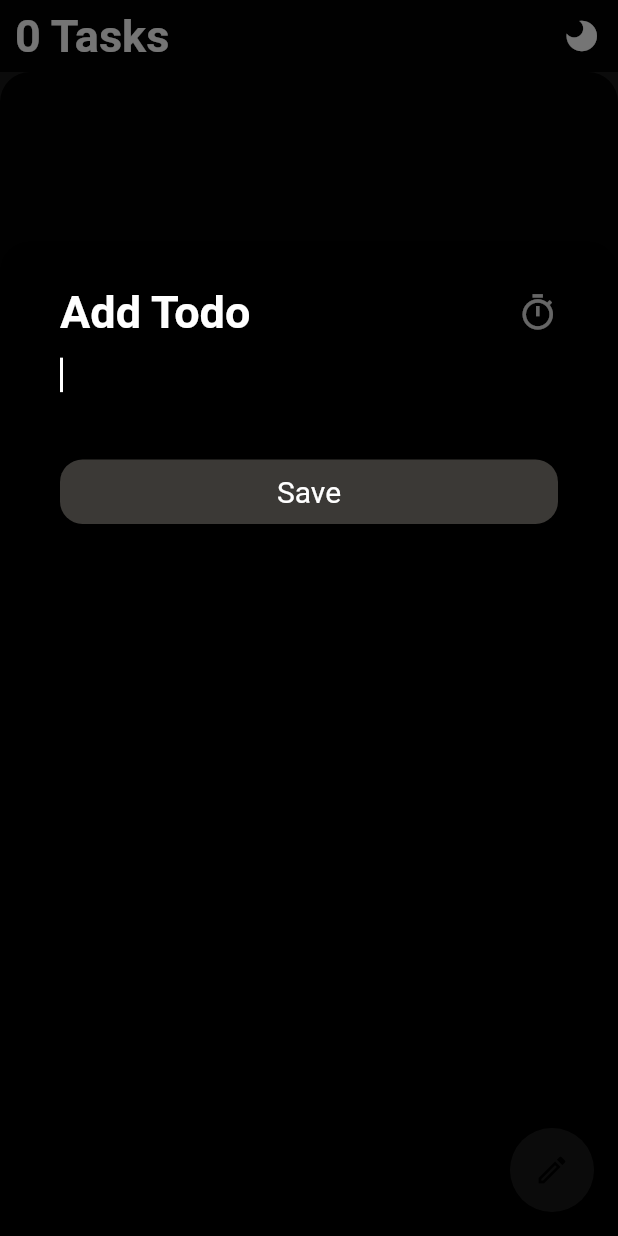
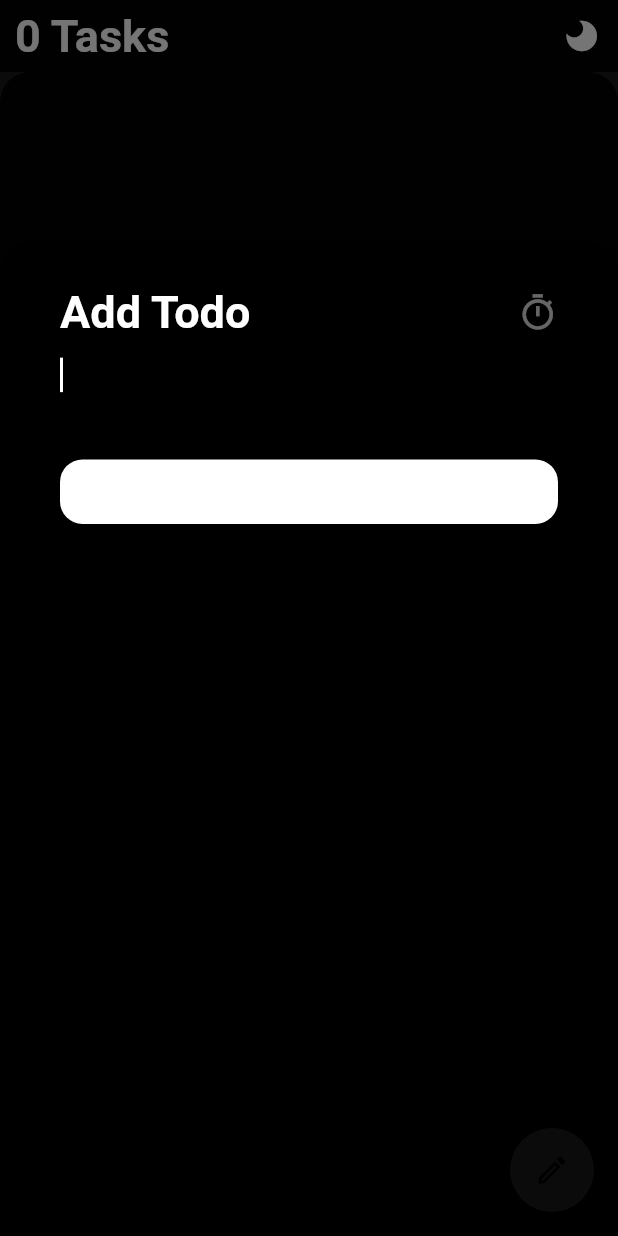
Before and after one commit to aaort/todos, a Flutter app: the screen it shows after launch, after a tap on the "light mode" icon, after a tap on the "edit" icon, on a phone screen of 412 x 824 dp. Run offline on Flutter 3.47's test engine with Material 2 defaults, Android fonts, the phone set to English and light mode, and no system bars; our stand-ins replace awesome_notifications, shared_preferences; missing offline and left inert: date_time_format, flutter_dismissible_tile.

Commit message:
add primary dark material color and primarySwatch for dark theme

```diff
--- a/lib/theme/theme.dart
+++ b/lib/theme/theme.dart
@@ -31,6 +31,7 @@ final darkTheme = ThemeData(
   scaffoldBackgroundColor: kBackgroundDarkColor,
   primaryColor: kPrimaryDarkColor,
   colorScheme: ColorScheme.fromSwatch(
+    primarySwatch: kPrimaryDarkColor,
     accentColor: kPrimaryDarkColor,
   ),
   textTheme: TextTheme(
@@ -43,9 +44,7 @@ final darkTheme = ThemeData(
   iconTheme: iconThemeData.copyWith(color: kPrimaryDarkColor),
   disabledColor: kPrimaryDarkColor.withOpacity(0.2),
   inputDecorationTheme: inputDecorationThemeData,
-  floatingActionButtonTheme: floatingActionButtonThemeData.copyWith(
-    backgroundColor: kPrimaryDarkColor,
-  ),
+  floatingActionButtonTheme: floatingActionButtonThemeData,
   textButtonTheme: textButtonThemeData,
   elevatedButtonTheme: elevatedButtonThemeData,
   bottomSheetTheme:
```
Also changed, not shown: lib/theme/constants.dart (+20 -6 lines).
